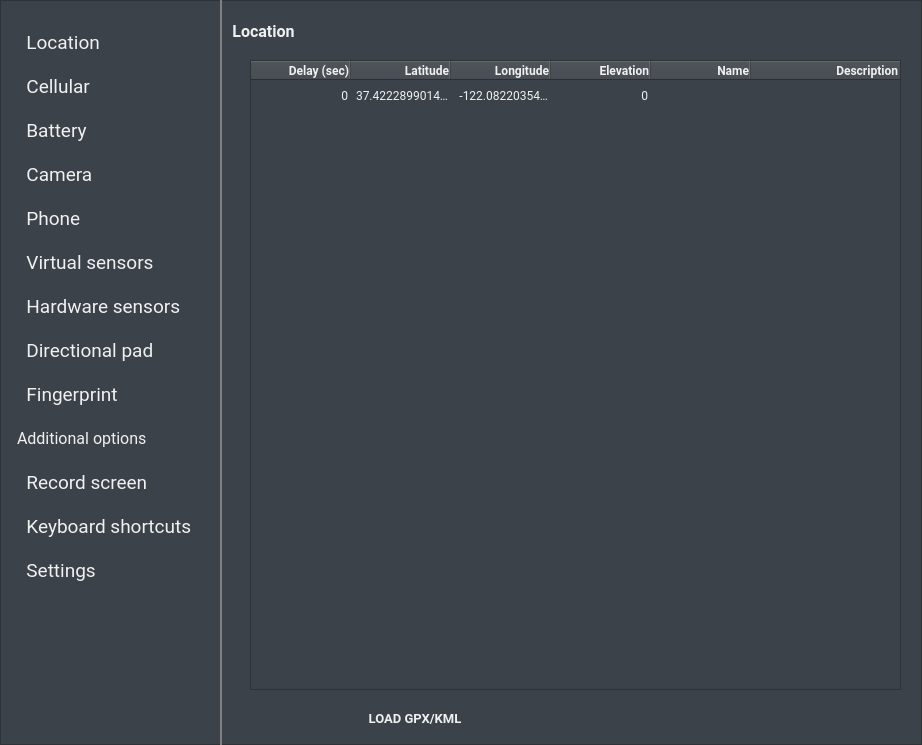
Qt form android/skin/qt/extended.ui (aosp-mirror/platform_external_qemu) before a commit.
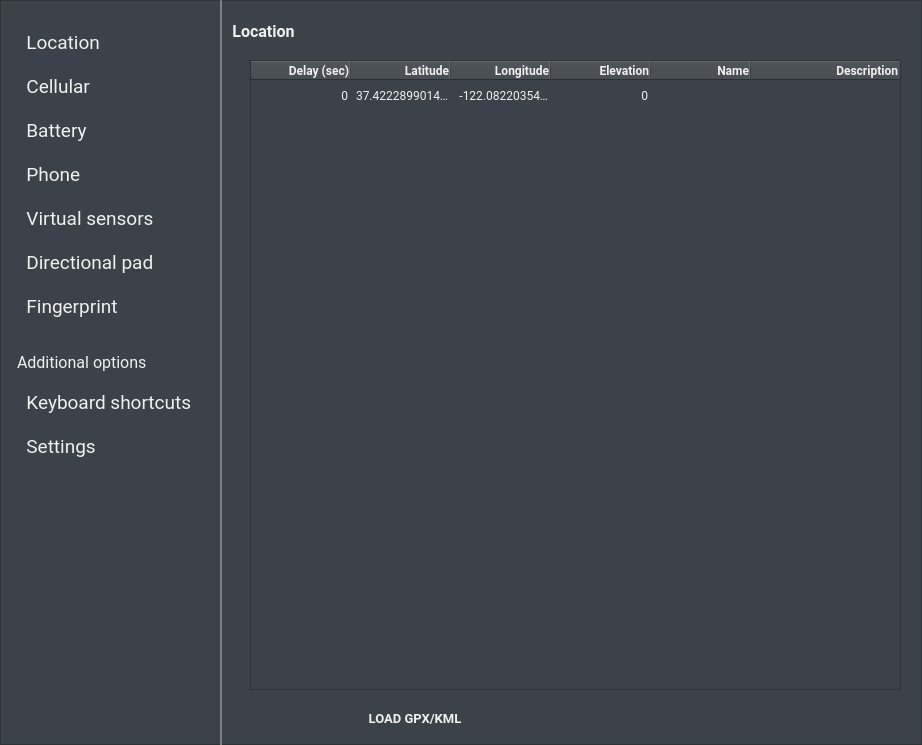
The same form after that commit. Icons and pictures are not drawn. Custom widgets are drawn as their Qt base class.

Commit message:
Remove Camera, Hardware Sensors and Record Screen from sidebar
These features are not in the initial release.

```diff
--- a/android/skin/qt/extended.ui
+++ b/android/skin/qt/extended.ui
@@ -2520,7 +2520,7 @@
    <property name="geometry">
     <rect>
      <x>0</x>
-     <y>196</y>
+     <y>152</y>
      <width>220</width>
      <height>44</height>
     </rect>
@@ -2696,7 +2696,7 @@
    <property name="geometry">
     <rect>
      <x>0</x>
-     <y>372</y>
+     <y>284</y>
      <width>220</width>
      <height>44</height>
     </rect>
@@ -2736,55 +2736,11 @@
     <string>MajorTab</string>
    </property>
   </widget>
-  <widget class="QPushButton" name="cameraButton">
-   <property name="geometry">
-    <rect>
-     <x>0</x>
-     <y>152</y>
-     <width>220</width>
-     <height>44</height>
-    </rect>
-   </property>
-   <property name="font">
-    <font>
-     <family>Roboto</family>
-     <pointsize>14</pointsize>
-    </font>
-   </property>
-   <property name="autoFillBackground">
-    <bool>false</bool>
-   </property>
-   <property name="styleSheet">
-    <string notr="true">text-align: left; padding: 0px 0px 0px 16px;</string>
-   </property>
-   <property name="text">
-    <string>  Camera</string>
-   </property>
-   <property name="icon">
-    <iconset resource="resources.qrc">
-     <normaloff>:/light/camera_iris</normaloff>:/light/camera_iris</iconset>
-   </property>
-   <property name="iconSize">
-    <size>
-     <width>20</width>
-     <height>20</height>
-    </size>
-   </property>
-   <property name="flat">
-    <bool>true</bool>
-   </property>
-   <property name="themeIconName" stdset="0">
-    <string>camera_iris</string>
-   </property>
-   <property name="ColorGroup" stdset="0">
-    <string>MajorTab</string>
-   </property>
-  </widget>
   <widget class="QPushButton" name="virtSensorsButton">
    <property name="geometry">
     <rect>
      <x>0</x>
-     <y>240</y>
+     <y>196</y>
      <width>220</width>
      <height>44</height>
     </rect>
@@ -2824,55 +2780,11 @@
     <string>MajorTab</string>
    </property>
   </widget>
-  <widget class="QPushButton" name="hwSensorsButton">
-   <property name="geometry">
-    <rect>
-     <x>0</x>
-     <y>284</y>
-     <width>220</width>
-     <height>44</height>
-    </rect>
-   </property>
-   <property name="font">
-    <font>
-     <family>Roboto</family>
-     <pointsize>14</pointsize>
-    </font>
-   </property>
-   <property name="autoFillBackground">
-    <bool>false</bool>
-   </property>
-   <property name="styleSheet">
-    <string notr="true">text-align: left; padding: 0px 0px 0px 16px;</string>
-   </property>
-   <property name="text">
-    <string>  Hardware sensors</string>
-   </property>
-   <property name="icon">
-    <iconset resource="resources.qrc">
-     <normaloff>:/light/hwSensors</normaloff>:/light/hwSensors</iconset>
-   </property>
-   <property name="iconSize">
-    <size>
-     <width>20</width>
-     <height>20</height>
-    </size>
-   </property>
-   <property name="flat">
-    <bool>true</bool>
-   </property>
-   <property name="themeIconName" stdset="0">
-    <string>hwSensors</string>
-   </property>
-   <property name="ColorGroup" stdset="0">
-    <string>MajorTab</string>
-   </property>
-  </widget>
   <widget class="QPushButton" name="dpadButton">
    <property name="geometry">
     <rect>
      <x>0</x>
-     <y>328</y>
+     <y>240</y>
      <width>220</width>
      <height>44</height>
     </rect>
@@ -2938,7 +2850,7 @@
    <property name="geometry">
     <rect>
      <x>0</x>
-     <y>548</y>
+     <y>424</y>
      <width>220</width>
      <height>44</height>
     </rect>
@@ -3019,7 +2931,7 @@
    <property name="geometry">
     <rect>
      <x>0</x>
-     <y>416</y>
+     <y>340</y>
      <width>220</width>
      <height>44</height>
     </rect>
@@ -3056,7 +2968,7 @@
    <property name="geometry">
     <rect>
      <x>0</x>
-     <y>504</y>
+     <y>380</y>
      <width>220</width>
      <height>44</height>
     </rect>
@@ -3096,50 +3008,6 @@
     <string>MajorTab</string>
    </property>
   </widget>
-  <widget class="QPushButton" name="recordScrButton">
-   <property name="geometry">
-    <rect>
-     <x>0</x>
-     <y>460</y>
-     <width>220</width>
-     <height>44</height>
-    </rect>
-   </property>
-   <property name="font">
-    <font>
-     <family>Roboto</family>
-     <pointsize>14</pointsize>
-    </font>
-   </property>
-   <property name="autoFillBackground">
-    <bool>false</bool>
-   </property>
-   <property name="styleSheet">
-    <string notr="true">text-align: left; padding: 0px 0px 0px 16px;</string>
-   </property>
-   <property name="text">
-    <string>  Record screen</string>
-   </property>
-   <property name="icon">
-    <iconset resource="resources.qrc">
-     <normaloff>:/light/vidCam</normaloff>:/light/vidCam</iconset>
-   </property>
-   <property name="iconSize">
-    <size>
-     <width>20</width>
-     <height>20</height>
-    </size>
-   </property>
-   <property name="flat">
-    <bool>true</bool>
-   </property>
-   <property name="themeIconName" stdset="0">
-    <string>vidCam</string>
-   </property>
-   <property name="ColorGroup" stdset="0">
-    <string>MajorTab</string>
-   </property>
-  </widget>
   <widget class="QPushButton" name="spacer1Button">
    <property name="enabled">
     <bool>false</bool>
```
Left out of the diff: 3 changed lines with no effect on the pictures.
